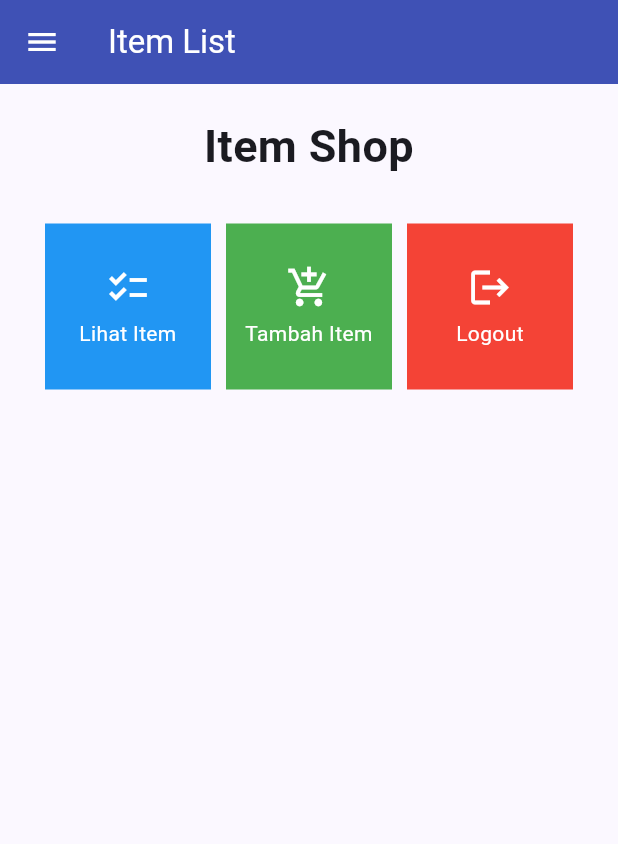
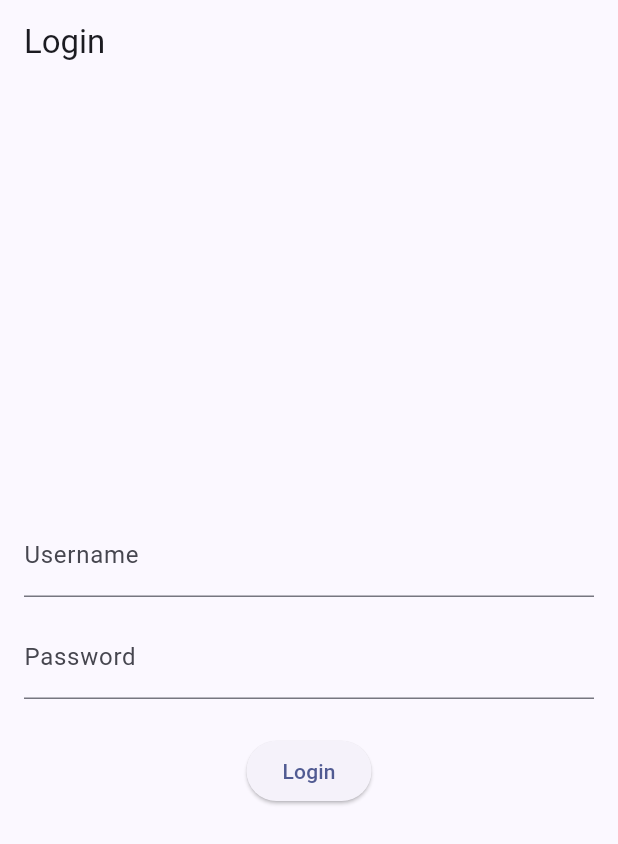
Before and after one commit to salsabilaaulia/Tugas-7, a Flutter app: the screen it shows after launch, on a phone screen of 412 x 824 dp. Shown: the top 844 px of the screen. Run offline on Flutter 3.47's test engine with Material 2 defaults, Android fonts, the phone set to English and light mode, and no system bars; missing offline and left inert: pbp_django_auth.

Commit message:
implementasi integrasi

```diff
--- a/lib/main.dart
+++ b/lib/main.dart
@@ -1,38 +1,31 @@
 import 'package:flutter/material.dart';
-import 'package:tugas_7/screens/menu.dart';
+import 'package:tugas_7/screens/login.dart';
+import 'package:pbp_django_auth/pbp_django_auth.dart';
+import 'package:provider/provider.dart';
+
 
 void main() {
   runApp(const MyApp());
 }
 
 class MyApp extends StatelessWidget {
-  const MyApp({super.key});
+    const MyApp({Key? key}) : super(key: key);
 
   // This widget is the root of your application.
   @override
   Widget build(BuildContext context) {
-    return MaterialApp(
-      title: 'Flutter Demo',
-      theme: ThemeData(
-        // This is the theme of your application.
-        //
-        // TRY THIS: Try running your application with "flutter run". You'll see
-        // the application has a blue toolbar. Then, without quitting the app,
-        // try changing the seedColor in the colorScheme below to Colors.green
-        // and then invoke "hot reload" (save your changes or press the "hot
-        // reload" button in a Flutter-supported IDE, or press "r" if you used
-        // the command line to start the app).
-        //
-        // Notice that the counter didn't reset back to zero; the application
-        // state is not lost during the reload. To reset the state, use hot
-        // restart instead.
-        //
-        // This works for code too, not just values: Most code changes can be
-        // tested with just a hot reload.
-        colorScheme: ColorScheme.fromSeed(seedColor: Colors.indigo),
-        useMaterial3: true,
-      ),
-      home: MyHomePage(),
+    return Provider(
+            create: (_) {
+                CookieRequest request = CookieRequest();
+                return request;
+            },
+      child: MaterialApp(
+          title: 'Flutter Demo',
+          theme: ThemeData(
+            colorScheme: ColorScheme.fromSeed(seedColor: Colors.indigo),
+            useMaterial3: true,
+          ),
+          home: LoginPage()),
     );
   }
 }
--- /dev/null
+++ b/lib/screens/login.dart
@@ -0,0 +1,114 @@
+import 'package:tugas_7/screens/menu.dart';
+import 'package:flutter/material.dart';
+import 'package:pbp_django_auth/pbp_django_auth.dart';
+import 'package:provider/provider.dart';
+
+void main() {
+    runApp(const LoginApp());
+}
+
+class LoginApp extends StatelessWidget {
+const LoginApp({super.key});
+
+@override
+Widget build(BuildContext context) {
+    return MaterialApp(
+        title: 'Login',
+        theme: ThemeData(
+            primarySwatch: Colors.blue,
+    ),
+    home: const LoginPage(),
+    );
+    }
+}
+
+class LoginPage extends StatefulWidget {
+    const LoginPage({super.key});
+
+    @override
+    _LoginPageState createState() => _LoginPageState();
+}
+
+class _LoginPageState extends State<LoginPage> {
+    final TextEditingController _usernameController = TextEditingController();
+    final TextEditingController _passwordController = TextEditingController();
+
+    @override
+    Widget build(BuildContext context) {
+        final request = context.watch<CookieRequest>();
+        return Scaffold(
+            appBar: AppBar(
+                title: const Text('Login'),
+            ),
+            body: Container(
+                padding: const EdgeInsets.all(16.0),
+                child: Column(
+                    mainAxisAlignment: MainAxisAlignment.center,
+                    children: [
+                        TextField(
+                            controller: _usernameController,
+                            decoration: const InputDecoration(
+                                labelText: 'Username',
+                            ),
+                        ),
+                        const SizedBox(height: 12.0),
+                        TextField(
+                            controller: _passwordController,
+                            decoration: const InputDecoration(
+                                labelText: 'Password',
+                            ),
+                            obscureText: true,
+                        ),
+                        const SizedBox(height: 24.0),
+                        ElevatedButton(
+                            onPressed: () async {
+                                String username = _usernameController.text;
+                                String password = _passwordController.text;
+
+                                // Cek kredensial
+                                // TODO: Ganti URL dan jangan lupa tambahkan trailing slash (/) di akhir URL!
+                                // Untuk menyambungkan Android emulator dengan Django pada localhost,
+                                // gunakan URL http://10.0.2.2/
+                                final response = await request.login("http://localhost:8000/auth/login/", {
+                                'username': username,
+                                'password': password,
+                                });
+
+                                if (request.loggedIn) {
+                                    String message = response['message'];
+                                    String uname = response['username'];
+                                    Navigator.pushReplacement(
+                                        context,
+                                        MaterialPageRoute(builder: (context) => MyHomePage()),
+                                    );
+                                    ScaffoldMessenger.of(context)
+                                        ..hideCurrentSnackBar()
+                                        ..showSnackBar(
+                                            SnackBar(content: Text("$message Selamat datang, $uname.")));
+                                    } else {
+                                    showDialog(
+                                        context: context,
+                                        builder: (context) => AlertDialog(
+                                            title: const Text('Login Gagal'),
+                                            content:
+                                                Text(response['message']),
+                                            actions: [
+                                                TextButton(
+                                                    child: const Text('OK'),
+                                                    onPressed: () {
+                                                        Navigator.pop(context);
+                                                    },
+                                                ),
+                                            ],
+                                        ),
+                                    );
+                                }
+                            },
+                            child: const Text('Login'),
+                        ),
+                    ],
+                ),
+            ),
+        );
+    }
+}
--- a/lib/screens/menu.dart
+++ b/lib/screens/menu.dart
@@ -1,6 +1,10 @@
 import 'package:flutter/material.dart';
 import 'package:tugas_7/widgets/left_drawer.dart';
 import 'package:tugas_7/widgets/shop_card.dart';
+import 'package:tugas_7/models/item.dart'; // Import the product model
+import 'package:tugas_7/screens/list_item.dart'; // Import the new screen
+
+
 
 class MyHomePage extends StatelessWidget {
   MyHomePage({Key? key}) : super(key: key);
--- a/pubspec.yaml
+++ b/pubspec.yaml
@@ -35,6 +35,9 @@ dependencies:
   # The following adds the Cupertino Icons font to your application.
   # Use with the CupertinoIcons class for iOS style icons.
   cupertino_icons: ^1.0.2
+  provider: ^6.1.1
+  pbp_django_auth: ^0.4.0
+  http: ^1.1.0
 
 dev_dependencies:
   flutter_test:
```
Also changed, not shown: lib/models/item.dart (added, +73 -0 lines), lib/screens/item_list.dart (deleted, +0 -31 lines), lib/screens/list_item.dart (added, +91 -0 lines), lib/screens/product_model.dart (deleted, +0 -7 lines), lib/screens/shoplist_form.dart (+40 -70 lines), lib/widgets/left_drawer.dart (+10 -12 lines), lib/widgets/shop_card.dart (+31 -11 lines), pubspec.lock, 2 other files.
